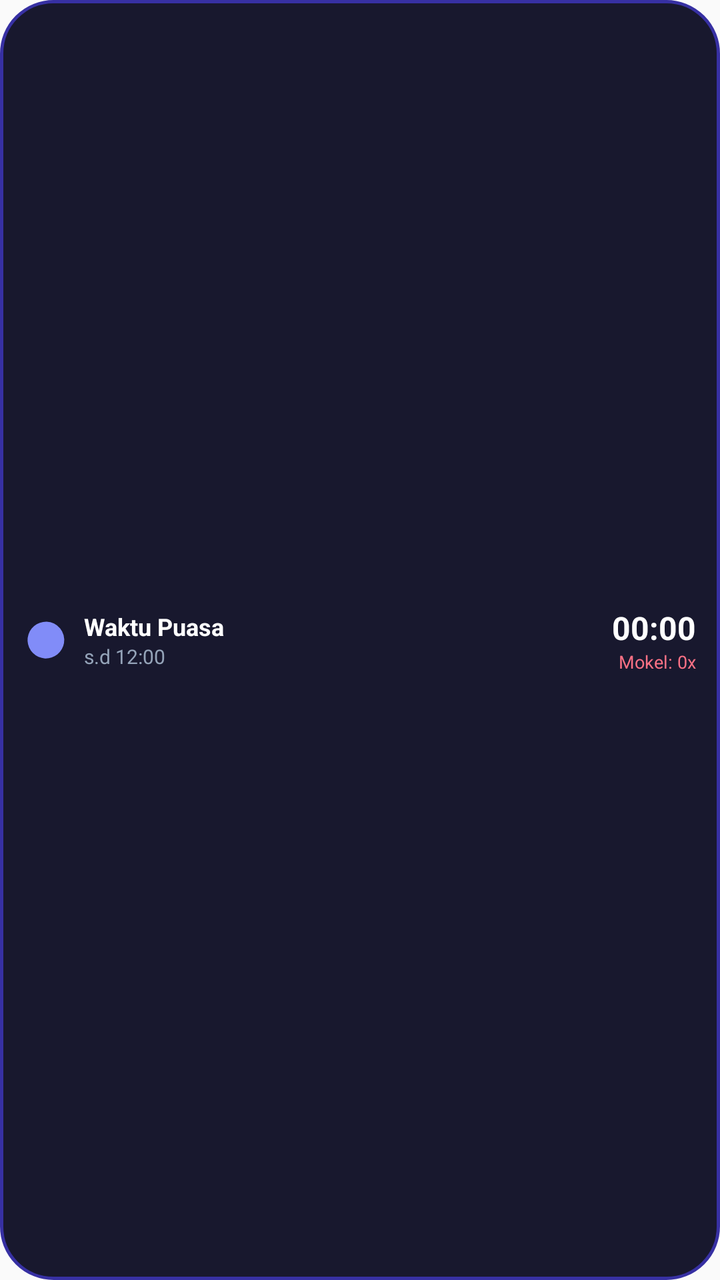
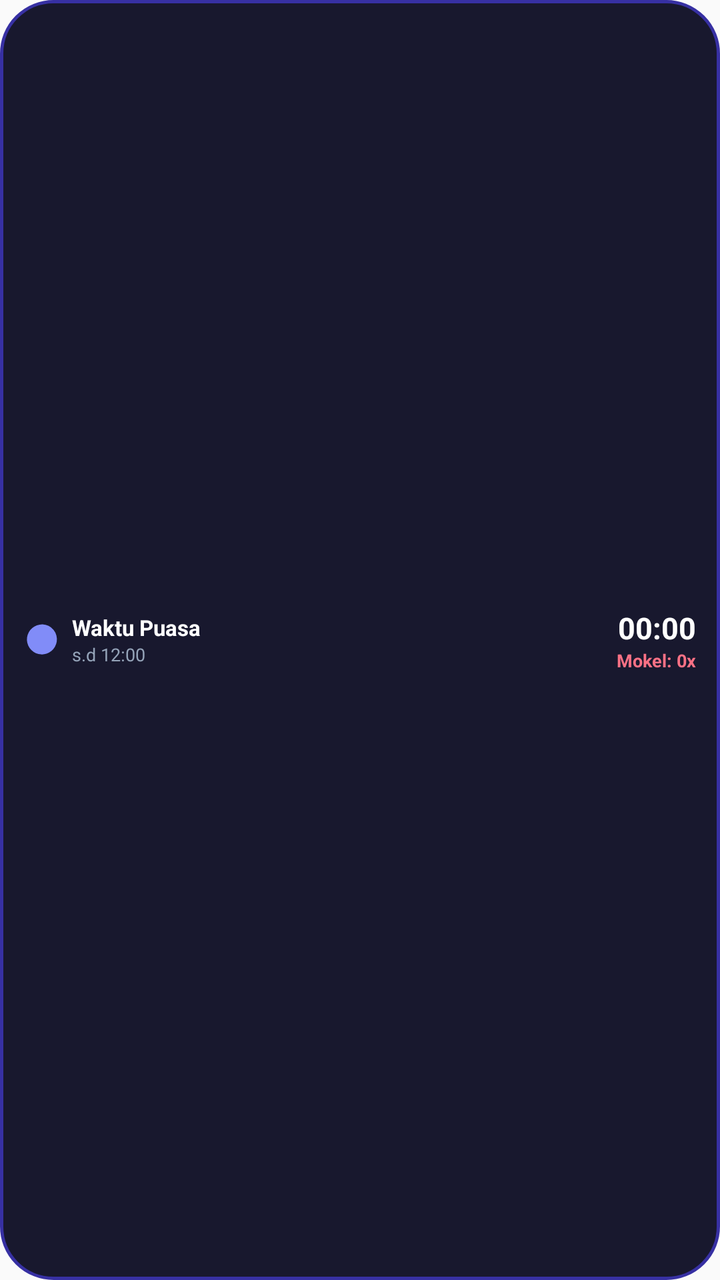

Screens rendered from an Android XML layout before and after an edit, with the pre-edit source and the edit as a unified diff.
<!-- AndroidManifest.xml: application theme Theme.WhatIF -->
<!-- res/layout/widget_fasting_2x1.xml -->
<?xml version="1.0" encoding="utf-8"?>
<RelativeLayout xmlns:android="http://schemas.android.com/apk/res/android"
    android:id="@+id/widget_root"
    android:layout_width="match_parent"
    android:layout_height="match_parent"
    android:background="@drawable/widget_bg_fasting"
    android:padding="12dp">

    <LinearLayout
        android:id="@+id/widget_left_container"
        android:layout_width="wrap_content"
        android:layout_height="wrap_content"
        android:layout_alignParentStart="true"
        android:layout_centerVertical="true"
        android:orientation="horizontal"
        android:gravity="center_vertical">

        <ImageView
            android:id="@+id/widget_icon"
            android:layout_width="22dp"
            android:layout_height="22dp"
            android:src="@drawable/ic_widget_moon"
            android:contentDescription="@null" />

        <LinearLayout
            android:layout_width="wrap_content"
            android:layout_height="wrap_content"
            android:layout_marginStart="8dp"
            android:orientation="vertical">

            <TextView
                android:id="@+id/widget_phase_title"
                android:layout_width="wrap_content"
                android:layout_height="wrap_content"
                android:text="Waktu Puasa"
                android:textColor="@color/widget_text_primary"
                android:textSize="12sp"
                android:textStyle="bold" />

            <TextView
                android:id="@+id/widget_target_time"
                android:layout_width="wrap_content"
                android:layout_height="wrap_content"
                android:text="s.d 12:00"
                android:textColor="@color/widget_text_muted"
                android:textSize="10sp" />
        </LinearLayout>
    </LinearLayout>

    <LinearLayout
        android:layout_width="wrap_content"
        android:layout_height="wrap_content"
        android:layout_alignParentEnd="true"
        android:layout_centerVertical="true"
        android:gravity="end"
        android:orientation="vertical">

        <Chronometer
            android:id="@+id/widget_chronometer"
            android:layout_width="wrap_content"
            android:layout_height="wrap_content"
            android:textColor="@color/widget_text_primary"
            android:textSize="16sp"
            android:textStyle="bold" />

        <TextView
            android:id="@+id/widget_countdown_text"
            android:layout_width="wrap_content"
            android:layout_height="wrap_content"
            android:text="00:00"
            android:textColor="@color/widget_text_primary"
            android:textSize="16sp"
            android:textStyle="bold"
            android:visibility="gone" />

        <TextView
            android:id="@+id/widget_mokel_badge"
            android:layout_width="wrap_content"
            android:layout_height="wrap_content"
            android:text="Mokel: 0x"
            android:textColor="@color/widget_mokel_text"
            android:textSize="9sp" />
    </LinearLayout>

</RelativeLayout>
<!-- resources referenced by this layout -->
<resources>
  <color name="widget_mokel_text">#FB7185</color>
  <color name="widget_text_muted">#94A3B8</color>
  <color name="widget_text_primary">#FFFFFF</color>
  <!-- drawable ic_widget_moon (drawable) -->
  <vector xmlns:android="http://schemas.android.com/apk/res/android"
      android:width="24dp"
      android:height="24dp"
      android:viewportWidth="24"
      android:viewportHeight="24">
      <path
          android:fillColor="#818CF8"
          android:pathData="M12.3,2a10,10 0 0,0 -1.9,0.18 10,10 0 1,0 11.42,11.42A10,10 0 0,0 12.3,2z" />
  </vector>
  <!-- drawable widget_bg_fasting (drawable) -->
  <?xml version="1.0" encoding="utf-8"?>
  <shape xmlns:android="http://schemas.android.com/apk/res/android"
      android:shape="rectangle">
      <corners android:radius="26dp" />
      <solid android:color="@color/fasting_card_bg" />
      <stroke
          android:width="1.5dp"
          android:color="@color/fasting_card_stroke" />
  </shape>
  <style name="Theme.WhatIF" parent="android:Theme.Material.Light.NoActionBar" />
  <color name="fasting_card_bg">#18182E</color>
  <color name="fasting_card_stroke">#3730A3</color>
</resources>

<!-- the commit's change to res/layout/widget_fasting_2x1.xml (unified diff, before → after) -->
@@ -1,57 +1,68 @@
 <?xml version="1.0" encoding="utf-8"?>
-<RelativeLayout xmlns:android="http://schemas.android.com/apk/res/android"
+<LinearLayout xmlns:android="http://schemas.android.com/apk/res/android"
     android:id="@+id/widget_root"
     android:layout_width="match_parent"
     android:layout_height="match_parent"
     android:background="@drawable/widget_bg_fasting"
-    android:padding="12dp">
+    android:gravity="center_vertical"
+    android:orientation="horizontal"
+    android:paddingStart="12dp"
+    android:paddingEnd="12dp"
+    android:paddingTop="8dp"
+    android:paddingBottom="8dp">
 
+    
     <LinearLayout
         android:id="@+id/widget_left_container"
-        android:layout_width="wrap_content"
+        android:layout_width="0dp"
         android:layout_height="wrap_content"
-        android:layout_alignParentStart="true"
-        android:layout_centerVertical="true"
+        android:layout_weight="1"
+        android:gravity="center_vertical"
         android:orientation="horizontal"
-        android:gravity="center_vertical">
+        android:layout_marginEnd="6dp">
 
         <ImageView
             android:id="@+id/widget_icon"
-            android:layout_width="22dp"
-            android:layout_height="22dp"
+            android:layout_width="18dp"
+            android:layout_height="18dp"
             android:src="@drawable/ic_widget_moon"
             android:contentDescription="@null" />
 
         <LinearLayout
             android:layout_width="wrap_content"
             android:layout_height="wrap_content"
-            android:layout_marginStart="8dp"
+            android:layout_marginStart="6dp"
             android:orientation="vertical">
 
             <TextView
                 android:id="@+id/widget_phase_title"
                 android:layout_width="wrap_content"
                 android:layout_height="wrap_content"
+                android:ellipsize="end"
+                android:maxLines="1"
+                android:singleLine="true"
                 android:text="Waktu Puasa"
                 android:textColor="@color/widget_text_primary"
-                android:textSize="12sp"
+                android:textSize="11sp"
                 android:textStyle="bold" />
 
             <TextView
                 android:id="@+id/widget_target_time"
                 android:layout_width="wrap_content"
                 android:layout_height="wrap_content"
+                android:ellipsize="end"
+                android:maxLines="1"
+                android:singleLine="true"
                 android:text="s.d 12:00"
                 android:textColor="@color/widget_text_muted"
-                android:textSize="10sp" />
+                android:textSize="9sp" />
         </LinearLayout>
     </LinearLayout>
 
+    
     <LinearLayout
         android:layout_width="wrap_content"
         android:layout_height="wrap_content"
-        android:layout_alignParentEnd="true"
-        android:layout_centerVertical="true"
         android:gravity="end"
         android:orientation="vertical">
 
@@ -59,17 +70,19 @@
             android:id="@+id/widget_chronometer"
             android:layout_width="wrap_content"
             android:layout_height="wrap_content"
+            android:singleLine="true"
             android:textColor="@color/widget_text_primary"
-            android:textSize="16sp"
+            android:textSize="15sp"
             android:textStyle="bold" />
 
         <TextView
             android:id="@+id/widget_countdown_text"
             android:layout_width="wrap_content"
             android:layout_height="wrap_content"
+            android:singleLine="true"
             android:text="00:00"
             android:textColor="@color/widget_text_primary"
-            android:textSize="16sp"
+            android:textSize="15sp"
             android:textStyle="bold"
             android:visibility="gone" />
 
@@ -77,9 +90,11 @@
             android:id="@+id/widget_mokel_badge"
             android:layout_width="wrap_content"
             android:layout_height="wrap_content"
+            android:singleLine="true"
             android:text="Mokel: 0x"
             android:textColor="@color/widget_mokel_text"
-            android:textSize="9sp" />
+            android:textSize="9sp"
+            android:textStyle="bold" />
     </LinearLayout>
 
-</RelativeLayout>
+</LinearLayout>
